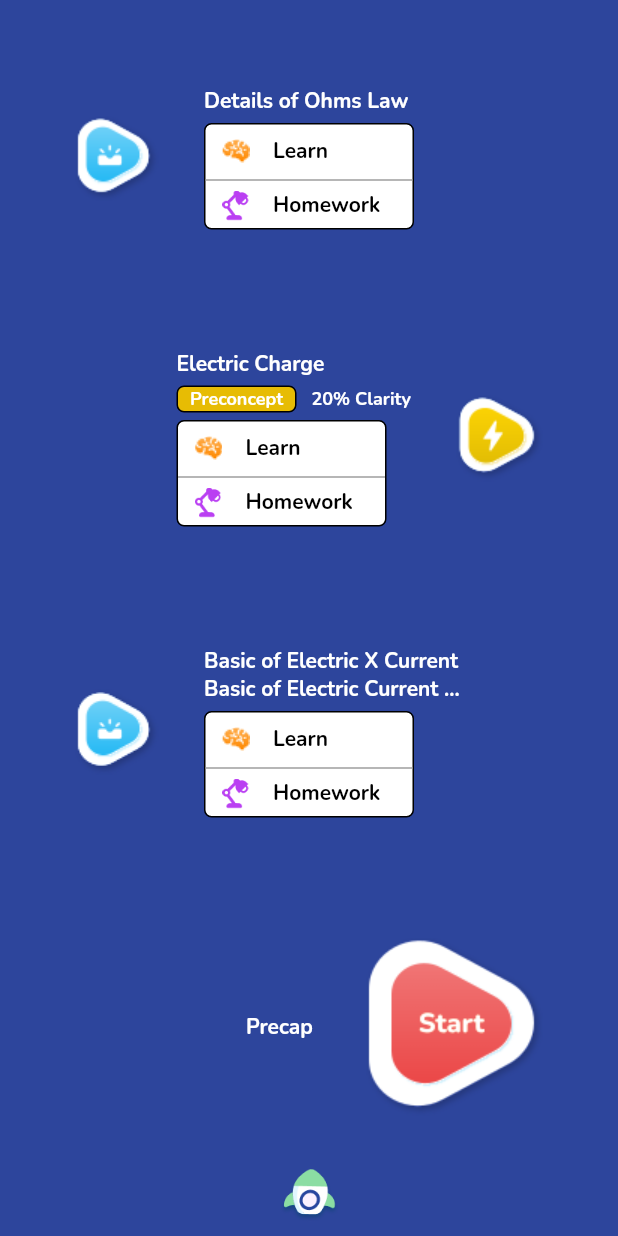
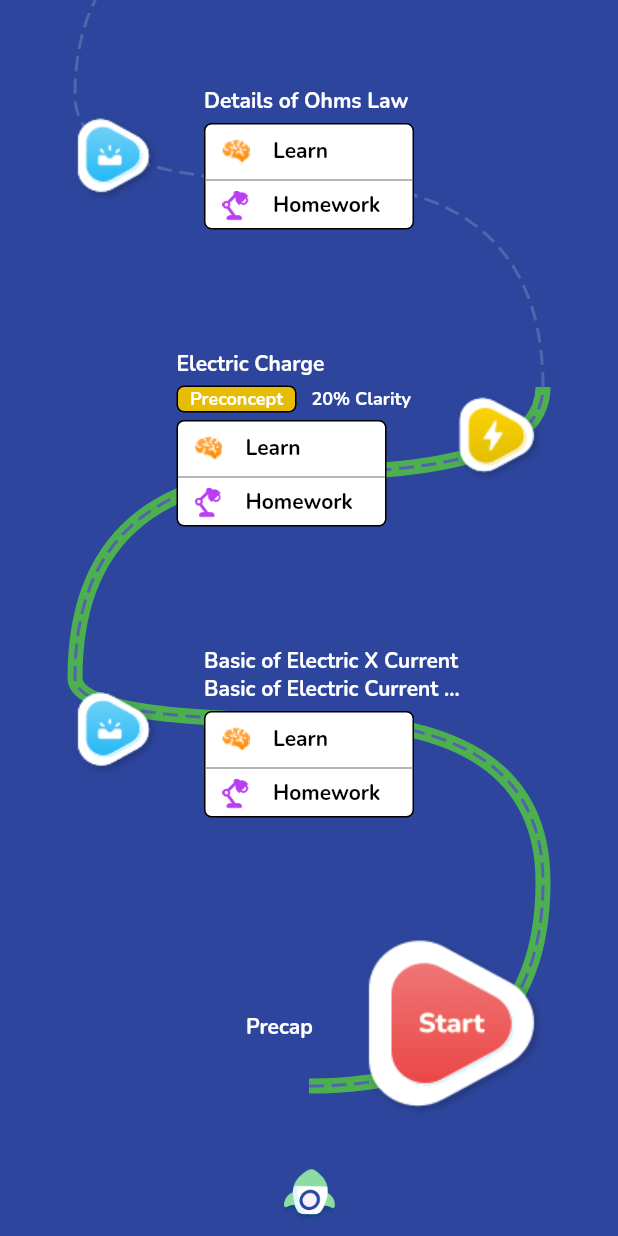
Before and after one commit to mg7237/flutter_draw, a Flutter app: the screen it shows after launch, on a phone screen of 412 x 824 dp. Run offline on Flutter 3.47's test engine with Material 2 defaults, Android fonts, the phone set to English and light mode, and no system bars; our stand-ins replace path_drawing, percent_indicator.

Commit message:
WIP -4MAR-2

```diff
--- a/lib/main.dart
+++ b/lib/main.dart
@@ -230,17 +230,17 @@ class _AnimatedPathState extends State<AnimatedPath>
     if (totalHeight > 0 && MediaQuery.of(context).size.width > 0) {
       double dy = totalHeight.ceil().toDouble();
       double dx = MediaQuery.of(context).size.width.floor().toDouble();
+      size = Size(dx, dy);
       init = false;
-      size = Size(dx, dy);
     }
-    init = true;
     if (!init) _startAnimation();
 
     return SafeArea(
       child: Scaffold(
           body: SingleChildScrollView(
         reverse: true,
-        child: Center(
+        child: Container(
+          alignment: Alignment.bottomCenter,
           key: _masterContainerKey,
           child: Container(
             width: double.infinity,
@@ -281,14 +281,15 @@ class _AnimatedPathState extends State<AnimatedPath>
     print(
         'Position: ${(offset.dx + renderSize.width) / 2}, ${(offset.dy + renderSize.height) / 2}');
     totalHeight = renderSize.height;
-
+    if (totalHeight > 0 && milestones.isNotEmpty) {
+      for (int i = 0; i < milestones.length; i++) {
+        final RenderBox renderBoxWidget =
+            rowKeys[i].currentContext?.findRenderObject() as RenderBox;
+        milestones[i].height = renderBoxWidget.size.height;
+      }
+    }
     setState(() {});
   }
-
-  // void checkTotalSize(BuildContext context) {
-  //   Size a = context.size ?? const Size(1.0, 1.0);
-  //   print('AAAAA: ' + a.width.toString() + 'BBBB: ' + a.height.toString());
-  // }
 
   @override
   void initState() {
@@ -488,44 +489,45 @@ Path extractPathUntilLength(
   return path;
 }
 
-Path _pathToNextMilestone(Size size, Path pathIn, int currentMilestone) {
-  //MGCO
-  // late double heightTop;
-  // late double heightMid;
-  // heightTop = size.height - ((milestones[currentMilestone].height ?? 0.0));
+Path _pathToNextMilestone(
+    double prevHeight, double width, Path pathIn, int currentMilestone) {
+  double heightTop =
+      prevHeight - heightGap - ((milestones[currentMilestone].height ?? 0.0));
 
-  // heightMid = size.height - ((milestones[currentMilestone].height ?? 0.0) / 2);
+  double heightMid = prevHeight -
+      heightGap -
+      ((milestones[currentMilestone].height ?? 0.0) / 2);
 
-  // if ((currentMilestone / 2) != (currentMilestone ~/ 2)) {
-  //   // Current Milestone on left
-  //   pathIn
-  //     ..quadraticBezierTo(
-  //         size.width - kControlPoint, heightMid, size.width / 2, heightMid)
-  //     ..quadraticBezierTo(kControlPoint, heightMid, kControlPoint, heightTop);
-  // } else {
-  //   // Milestone on right
-  //   pathIn
-  //     ..quadraticBezierTo(kControlPoint, heightMid, size.width / 2, heightMid)
-  //     ..quadraticBezierTo(size.width - kControlPoint, heightMid,
-  //         size.width - kControlPoint, heightTop);
-  // }
+  if ((currentMilestone / 2) != (currentMilestone ~/ 2)) {
+    // Current Milestone on left
+    pathIn
+      ..quadraticBezierTo(
+          width - kControlPoint, heightMid, width / 2, heightMid)
+      ..quadraticBezierTo(kControlPoint, heightMid, kControlPoint, heightTop);
+  } else {
+    // Milestone on right
+    pathIn
+      ..quadraticBezierTo(kControlPoint, heightMid, width / 2, heightMid)
+      ..quadraticBezierTo(
+          width - kControlPoint, heightMid, width - kControlPoint, heightTop);
+  }
   return pathIn;
 }
 
 Path _createAnyPath(Size size, int drawTill) {
-  double firstMilestoneHeight = 0.0;
-  // milestones[0].height ?? 0.0;
+  double firstMilestoneHeight = (milestones[0].height ?? 0.0);
   Path path = Path()
     ..moveTo(size.width / 2, size.height)
-    ..quadraticBezierTo(size.width - kControlPoint, size.height,
-        size.width - kControlPoint, size.height - firstMilestoneHeight);
+    ..quadraticBezierTo(
+        size.width - kControlPoint,
+        size.height,
+        size.width - kControlPoint,
+        size.height - firstMilestoneHeight - heightGap);
 
-  double prevHeight = size.height - firstMilestoneHeight;
+  double prevHeight = size.height - firstMilestoneHeight - heightGap;
   for (int i = 1; i < drawTill; i++) {
-    size = Size(size.width, prevHeight);
-    path = _pathToNextMilestone(size, path, i);
-    prevHeight -= 0.0;
-    // milestones[i].height ?? 0;
+    path = _pathToNextMilestone(prevHeight, size.width, path, i);
+    prevHeight -= (milestones[i].height ?? 0) + heightGap;
   }
 
   return path;
--- a/lib/models.dart
+++ b/lib/models.dart
@@ -11,8 +11,13 @@ class Milestone {
   String title;
   String? clarity;
   Progress? progress;
+  double? height;
   Milestone(
-      {required this.type, required this.title, this.clarity, this.progress});
+      {required this.type,
+      required this.title,
+      this.clarity,
+      this.progress,
+      this.height});
 }
 
 class Progress {
```
